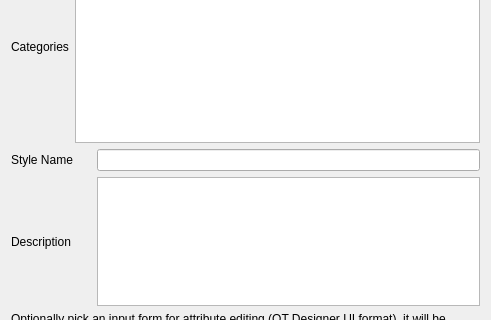
Before: the Qt Designer form src/ui/qgsvectorlayersavestyledialog.ui in qgis/QGIS, drawn with Qt 5; both pictures show x 0 to 491 and y 108 to 428 of the 491 by 535 pixel window.
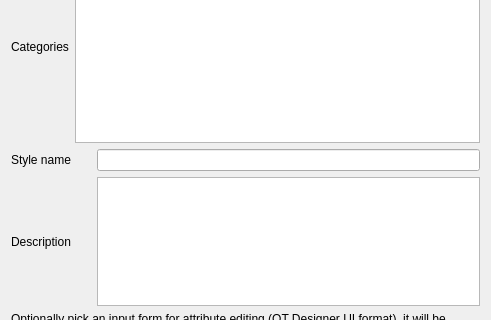
After: the same form once the commit is applied. Custom widgets are drawn as their Qt base class.

What changed in the file:
```diff
--- a/src/ui/qgsvectorlayersavestyledialog.ui
+++ b/src/ui/qgsvectorlayersavestyledialog.ui
@@ -32,7 +32,7 @@
       <item row="0" column="0">
        <widget class="QLabel" name="nameLabel">
         <property name="text">
-         <string>Style Name</string>
+         <string>Style name</string>
         </property>
         <property name="buddy">
          <cstring>mDbStyleNameEdit</cstring>
```
